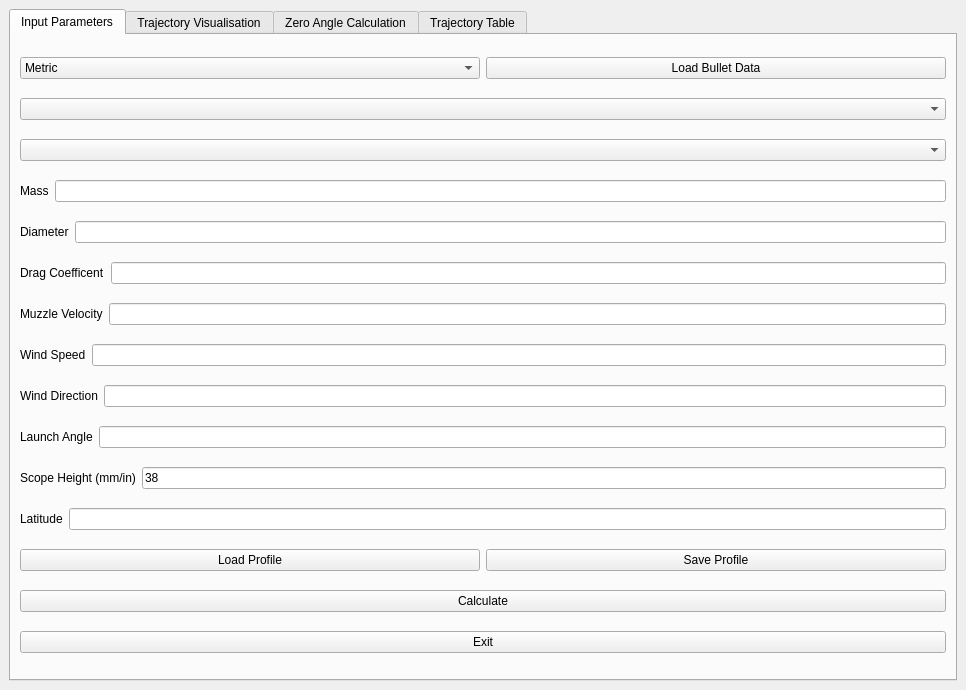
Above: mainwindow.ui from bogflap/BallisticCalculator before the change. Below: the same form after it.
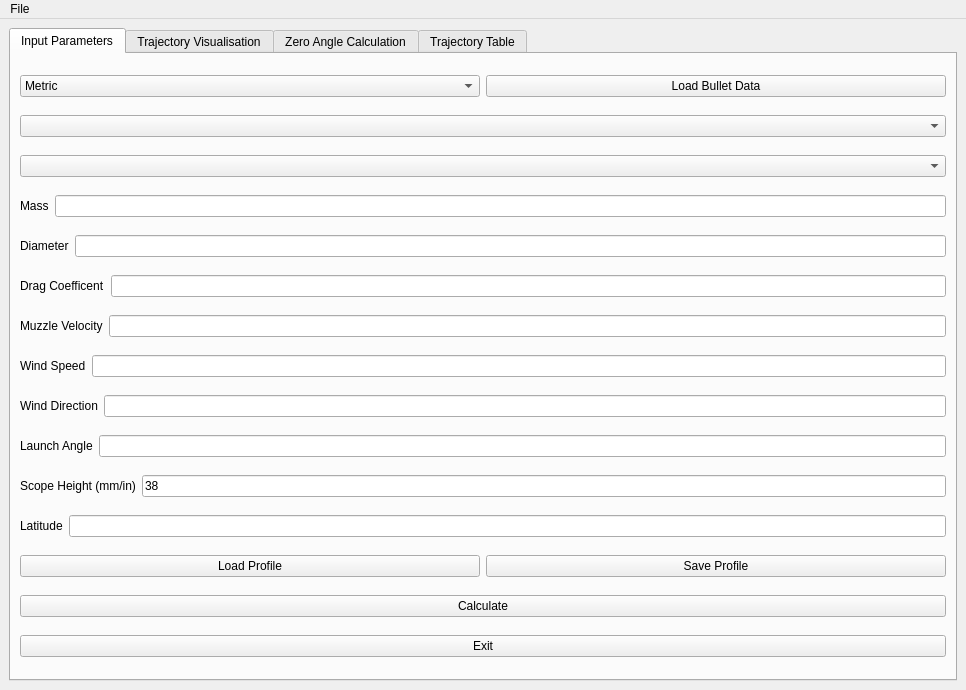
That is the form after the change. Custom widgets are drawn as their Qt base class.

Commit message: Added a menu bar with File->Exit action

Diff of the .ui file:
```diff
--- a/mainwindow.ui
+++ b/mainwindow.ui
@@ -386,6 +386,28 @@
     </item>
    </layout>
   </widget>
+  <widget class="QMenuBar" name="menuBar">
+   <property name="geometry">
+    <rect>
+     <x>0</x>
+     <y>0</y>
+     <width>966</width>
+     <height>23</height>
+    </rect>
+   </property>
+   <widget class="QMenu" name="menuFile">
+    <property name="title">
+     <string>File</string>
+    </property>
+    <addaction name="actionExit"/>
+   </widget>
+   <addaction name="menuFile"/>
+  </widget>
+  <action name="actionExit">
+   <property name="text">
+    <string>Exit</string>
+   </property>
+  </action>
  </widget>
  <customwidgets>
   <customwidget>
```
The commit also changes 2 other files.
